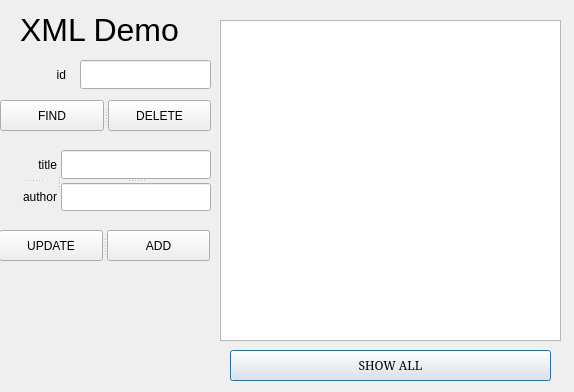
BoboLBZ/qtLearning, file readxml.ui: the form before one commit.
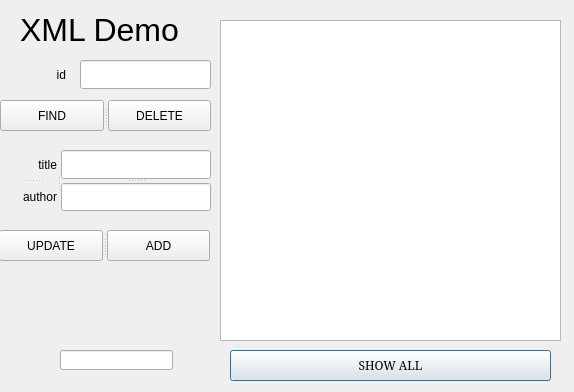
The form after the commit.

What changed in the file:
```diff
--- a/readxml.ui
+++ b/readxml.ui
@@ -167,6 +167,16 @@
     </property>
    </widget>
   </widget>
+  <widget class="QLineEdit" name="lineEdit_filename">
+   <property name="geometry">
+    <rect>
+     <x>60</x>
+     <y>350</y>
+     <width>113</width>
+     <height>20</height>
+    </rect>
+   </property>
+  </widget>
  </widget>
  <resources/>
  <connections/>
```
